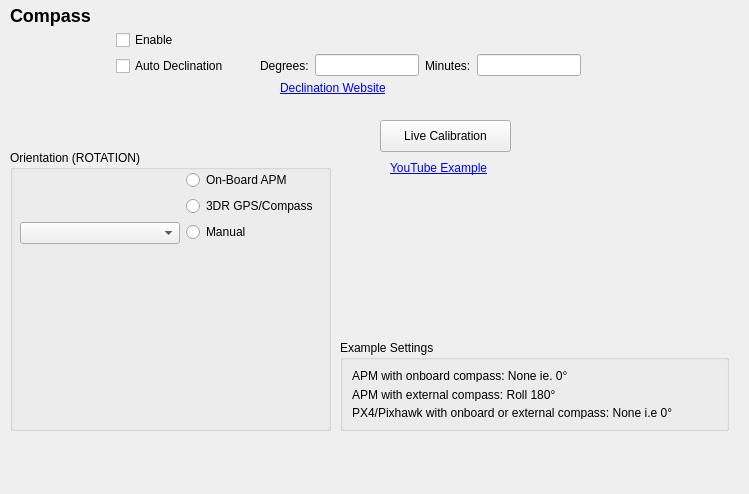
The window that src/ui/configuration/CompassConfig.ui (ArduPilot/apm_planner) describes before a commit, drawn with Qt 5.
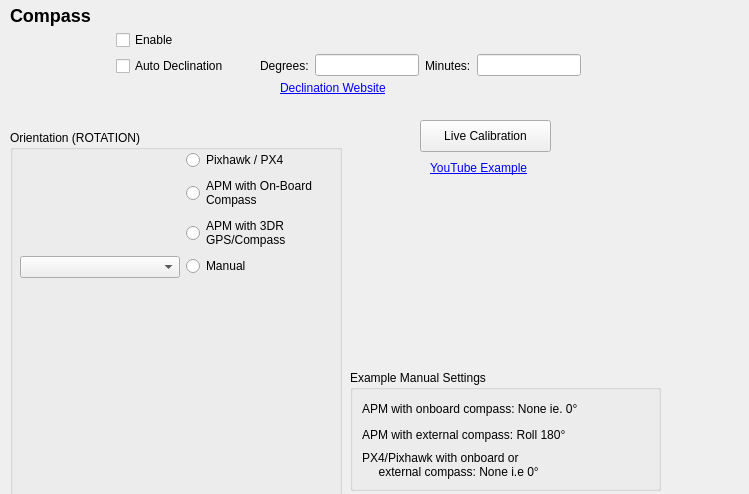
The same window after the commit. Icons and pictures are not drawn.

Commit message: Changes to Compass View to support Pixhawk quick config

```diff
--- a/src/ui/configuration/CompassConfig.ui
+++ b/src/ui/configuration/CompassConfig.ui
@@ -140,9 +140,9 @@
    <property name="geometry">
     <rect>
      <x>10</x>
-     <y>150</y>
-     <width>321</width>
-     <height>281</height>
+     <y>130</y>
+     <width>332</width>
+     <height>368</height>
     </rect>
    </property>
    <property name="title">
@@ -153,8 +153,8 @@
      <rect>
       <x>10</x>
       <y>20</y>
-      <width>306</width>
-      <height>251</height>
+      <width>312</width>
+      <height>328</height>
      </rect>
     </property>
     <layout class="QFormLayout" name="formLayout">
@@ -162,6 +162,38 @@
       <enum>QFormLayout::FieldsStayAtSizeHint</enum>
      </property>
      <item row="1" column="0">
+      <widget class="QLabel" name="px4Label">
+       <property name="minimumSize">
+        <size>
+         <width>0</width>
+         <height>0</height>
+        </size>
+       </property>
+       <property name="maximumSize">
+        <size>
+         <width>100</width>
+         <height>80</height>
+        </size>
+       </property>
+       <property name="text">
+        <string/>
+       </property>
+       <property name="pixmap">
+        <pixmap resource="../../../qgroundcontrol.qrc">:/files/ardupilotmega/images/Pixhawk.png</pixmap>
+       </property>
+       <property name="scaledContents">
+        <bool>true</bool>
+       </property>
+      </widget>
+     </item>
+     <item row="1" column="1">
+      <widget class="QRadioButton" name="px4Button">
+       <property name="text">
+        <string>Pixhawk / PX4</string>
+       </property>
+      </widget>
+     </item>
+     <item row="2" column="0">
       <widget class="QLabel" name="apmLabel">
        <property name="maximumSize">
         <size>
@@ -180,46 +212,23 @@
        </property>
       </widget>
      </item>
-     <item row="1" column="1">
-      <widget class="QRadioButton" name="onBoardApmButton">
-       <property name="text">
-        <string>On-Board APM</string>
-       </property>
-      </widget>
-     </item>
-     <item row="2" column="0">
-      <widget class="QLabel" name="compassGpsLabel">
-       <property name="minimumSize">
-        <size>
-         <width>0</width>
-         <height>0</height>
-        </size>
-       </property>
-       <property name="maximumSize">
-        <size>
-         <width>100</width>
-         <height>80</height>
-        </size>
-       </property>
-       <property name="text">
-        <string/>
-       </property>
-       <property name="pixmap">
-        <pixmap resource="../../../qgroundcontrol.qrc">:/files/ardupilotmega/images/maggps.png</pixmap>
-       </property>
-       <property name="scaledContents">
-        <bool>true</bool>
-       </property>
-      </widget>
-     </item>
      <item row="2" column="1">
+      <widget class="QRadioButton" name="onBoardApmButton">
+       <property name="text">
+        <string>APM with On-Board
+Compass</string>
+       </property>
+      </widget>
+     </item>
+     <item row="3" column="1">
       <widget class="QRadioButton" name="gpsCompassButton">
        <property name="text">
-        <string>3DR GPS/Compass</string>
+        <string>APM with 3DR
+GPS/Compass</string>
        </property>
       </widget>
      </item>
-     <item row="4" column="0">
+     <item row="5" column="0">
       <widget class="QComboBox" name="orientationComboBox">
        <property name="minimumSize">
         <size>
@@ -235,20 +244,45 @@
        </property>
       </widget>
      </item>
-     <item row="4" column="1">
+     <item row="5" column="1">
       <widget class="QRadioButton" name="manualOrientationButton">
        <property name="text">
         <string>Manual</string>
        </property>
       </widget>
      </item>
+     <item row="3" column="0">
+      <widget class="QLabel" name="compassGpsLabel">
+       <property name="minimumSize">
+        <size>
+         <width>0</width>
+         <height>0</height>
+        </size>
+       </property>
+       <property name="maximumSize">
+        <size>
+         <width>100</width>
+         <height>80</height>
+        </size>
+       </property>
+       <property name="text">
+        <string/>
+       </property>
+       <property name="pixmap">
+        <pixmap resource="../../../qgroundcontrol.qrc">:/files/ardupilotmega/images/maggps.png</pixmap>
+       </property>
+       <property name="scaledContents">
+        <bool>true</bool>
+       </property>
+      </widget>
+     </item>
     </layout>
    </widget>
   </widget>
   <widget class="QPushButton" name="liveCalibrationButton">
    <property name="geometry">
     <rect>
-     <x>380</x>
+     <x>420</x>
      <y>120</y>
      <width>131</width>
      <height>32</height>
@@ -267,7 +301,7 @@
   <widget class="QLabel" name="label_9">
    <property name="geometry">
     <rect>
-     <x>390</x>
+     <x>430</x>
      <y>160</y>
      <width>114</width>
      <height>16</height>
@@ -283,14 +317,14 @@
   <widget class="QGroupBox" name="Examples">
    <property name="geometry">
     <rect>
-     <x>340</x>
-     <y>340</y>
-     <width>389</width>
-     <height>91</height>
+     <x>350</x>
+     <y>370</y>
+     <width>311</width>
+     <height>121</height>
     </rect>
    </property>
    <property name="title">
-    <string>Example Settings</string>
+    <string>Example Manual Settings</string>
    </property>
    <layout class="QVBoxLayout" name="verticalLayout_2">
     <item>
@@ -310,7 +344,8 @@
     <item>
      <widget class="QLabel" name="label_8">
       <property name="text">
-       <string>PX4/Pixhawk with onboard or external compass: None i.e 0°</string>
+       <string>PX4/Pixhawk with onboard or 
+     external compass: None i.e 0°</string>
       </property>
      </widget>
     </item>
```
The commit also changes 4 other files.
